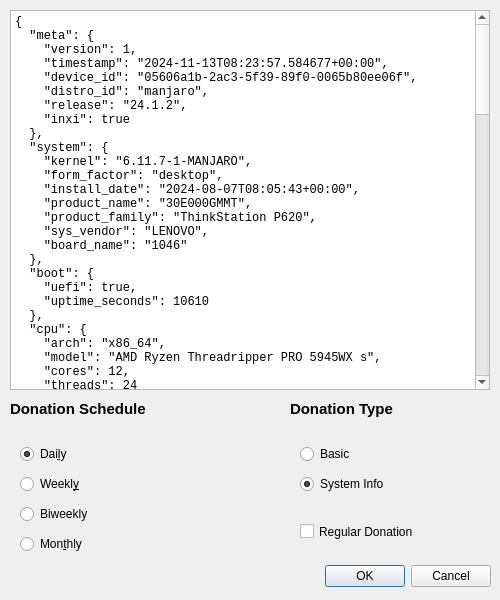
The window that prototype-4.ui (fhdk/mdd) describes before a commit, drawn with Qt 5.
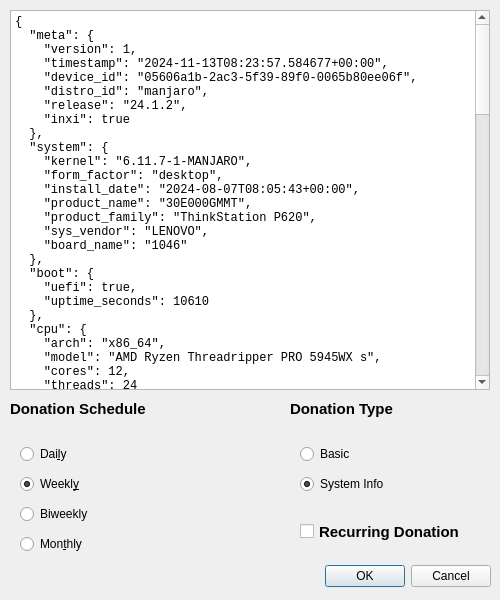
The same window after the commit.

Commit message:
Update UI text and default checkbox states
Changed the label "Regular Donation" to "Recurring Donation" for clarity. Updated the default checked states for daily and weekly options in the user interface, and adjusted the font for better visualization.

```diff
--- a/prototype-4.ui
+++ b/prototype-4.ui
@@ -191,7 +191,7 @@
        <string>Dai&amp;ly</string>
       </property>
       <property name="checked">
-       <bool>true</bool>
+       <bool>false</bool>
       </property>
      </widget>
     </item>
@@ -201,7 +201,7 @@
        <string>Weekl&amp;y</string>
       </property>
       <property name="checked">
-       <bool>false</bool>
+       <bool>true</bool>
       </property>
      </widget>
     </item>
@@ -271,8 +271,14 @@
      <height>23</height>
     </rect>
    </property>
+   <property name="font">
+    <font>
+     <pointsize>11</pointsize>
+     <bold>true</bold>
+    </font>
+   </property>
    <property name="text">
-    <string>Regular Donation</string>
+    <string>Recurring Donation</string>
    </property>
   </widget>
   <widget class="QLabel" name="labelTimerOptions">
```
